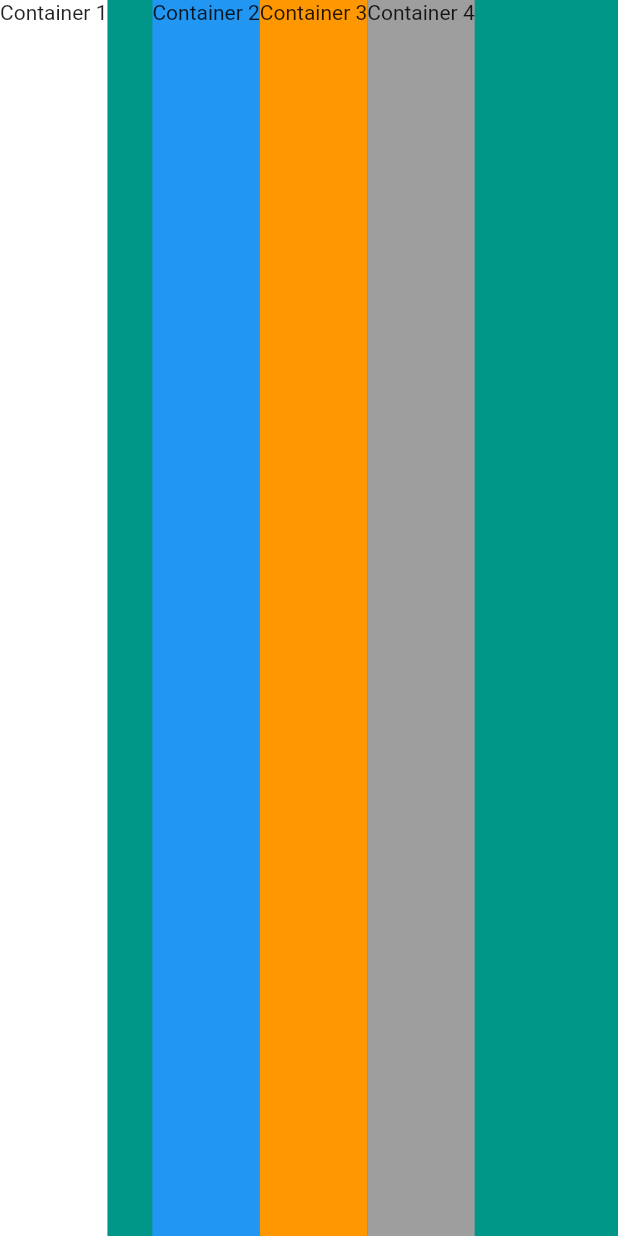
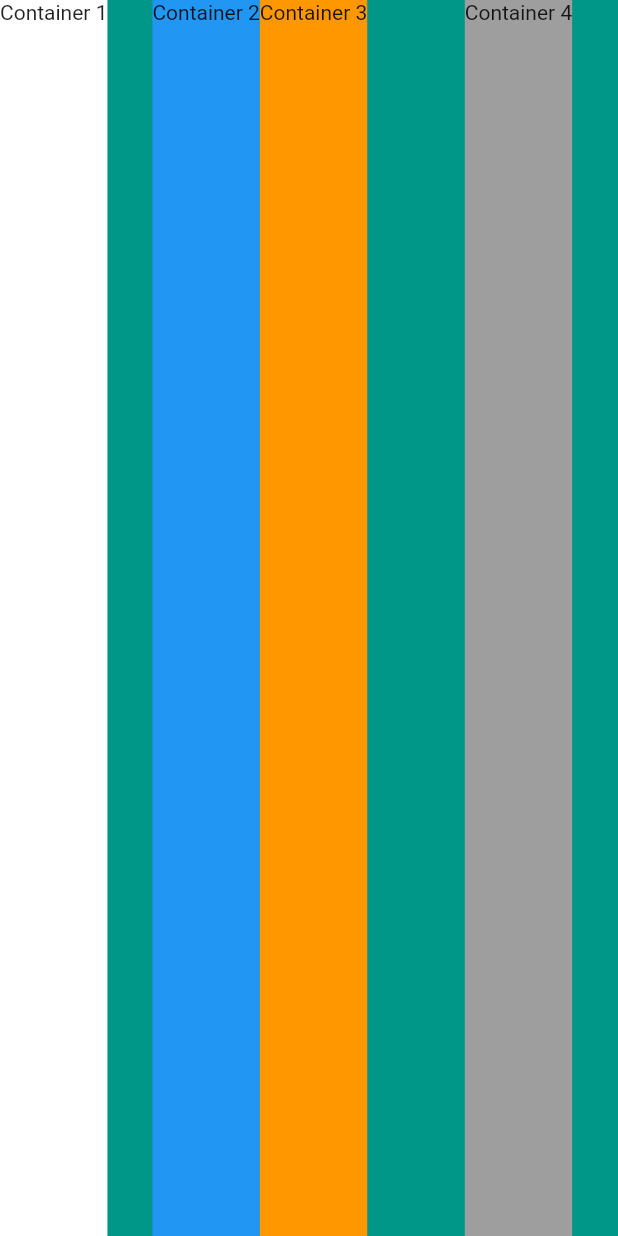
Before and after one commit to Pliffisson/flutter_my_app, a Flutter app: the screen it shows after launch, on a phone screen of 412 x 824 dp. Run offline on Flutter 3.47's test engine with Material 2 defaults, Android fonts, the phone set to English and light mode, and no system bars.

Commit message:
Update main.dart

```diff
--- a/lib/main.dart
+++ b/lib/main.dart
@@ -30,6 +30,9 @@ class MyApp extends StatelessWidget {
                 color: Colors.orange,
                 child: const Text('Container 3'),
               ),
+              const SizedBox(
+                width: 65.0,
+              ),
               Container(
                 color: Colors.grey,
                 child: const Text('Container 4'),
```
